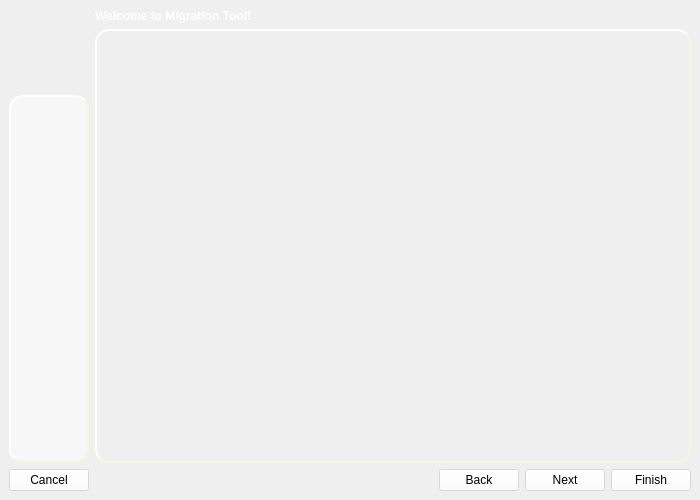
Above: branches/migration4/src/migration/gui/ui/main.ui from pars-linux/uludag before the change. Below: the same form after it.
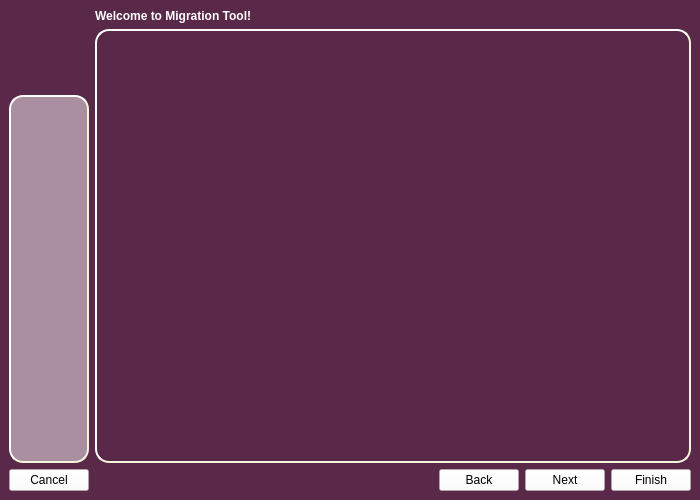
That is the form after the change. Icons and pictures are not drawn.

Commit message: -Update raw.qrc with added png -Update main.ui with resources

Diff of the .ui file:
```diff
--- a/branches/migration4/src/migration/gui/ui/main.ui
+++ b/branches/migration4/src/migration/gui/ui/main.ui
@@ -19,7 +19,7 @@
   </property>
   <property name="styleSheet">
    <string notr="true">
-#kaptan{
+#migration{
 	
        background-image:url(':/raw/pics/bg.svg');
        background-repeat: no-repeat;
```
Left out of the diff: 8 changed lines with no effect on the pictures. The commit also changes 1 other file.
